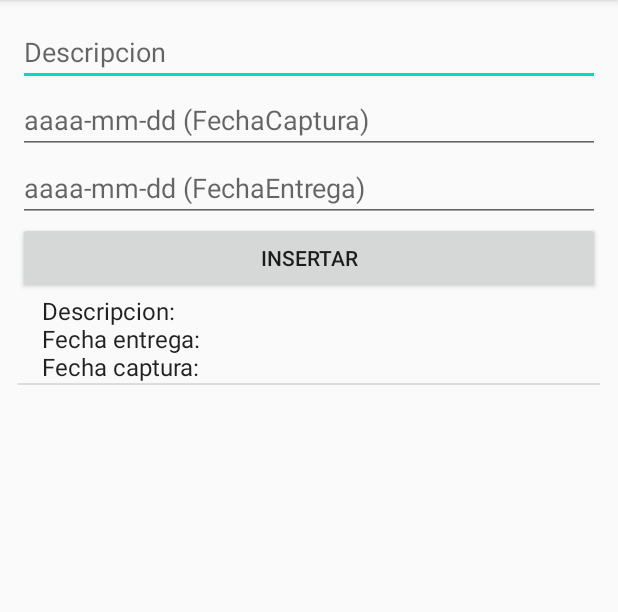
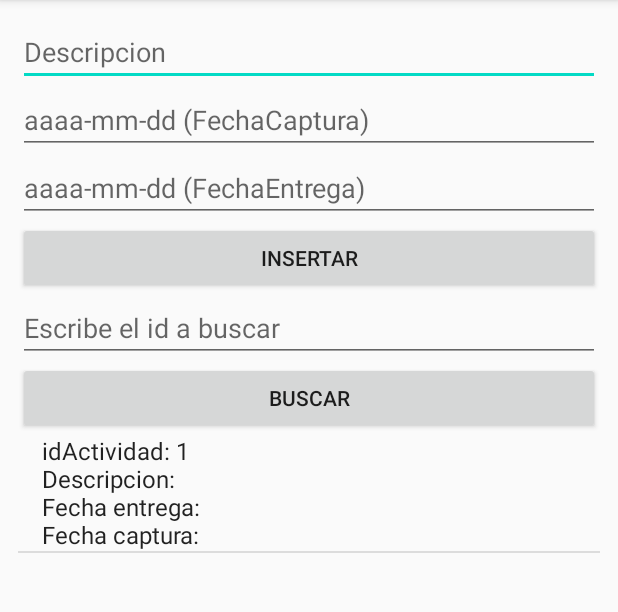
Before and after one commit to davrira/LADM_U3_Practica1_DRivera, an Android app: the screen it shows after launch (MainActivity), after a tap on "INSERTAR", on a phone screen of 412 x 824 dp, the part 84-696 px from its top. Run offline under Robolectric (Android 15) with nearby library versions, the phone set to English and light mode, and no system bars.

Commit message:
tabla evidencias, clase evidencia, buscar

```diff
--- a/app/src/main/java/mx/tecnm/proyectopivote/BaseDatos.kt
+++ b/app/src/main/java/mx/tecnm/proyectopivote/BaseDatos.kt
@@ -22,6 +22,15 @@ class BaseDatos(
                     ");"
         )//dbExec--tabla->actividades
 
+        db.execSQL(
+                "CREATE TABLE Evidencias(" +
+                        "idEvidencia INTEGER PRIMARY KEY AUTOINCREMENT," +
+                        "idActividad INTEGER," +
+                        "Foto BLOB," +
+                        "FOREIGN KEY (idActividad) REFERENCES Actividad (idActividad)"+
+                        ");"
+        )//dbExec--tabla->evidencias
+
     }//onCreate
 
     override fun onUpgrade(db: SQLiteDatabase?, oldVersion: Int, newVersion: Int) {
--- a/app/src/main/res/layout/activity_main.xml
+++ b/app/src/main/res/layout/activity_main.xml
@@ -39,6 +39,21 @@
         android:text="Insertar"
         />
 
+    <EditText
+        android:id="@+id/EdTeidBuscar"
+        android:layout_width="match_parent"
+        android:layout_height="wrap_content"
+        android:hint="Escribe el id a buscar"
+        android:inputType="number"
+        />
+
+    <Button
+        android:id="@+id/btnBuscar"
+        android:layout_width="match_parent"
+        android:layout_height="wrap_content"
+        android:text="buscar"
+        />
+
     <ListView
         android:id="@+id/LiViActividades"
         android:layout_width="match_parent"
```
Also changed, not shown: app/src/main/java/mx/tecnm/proyectopivote/Actividades.kt (+38 -0 lines), app/src/main/java/mx/tecnm/proyectopivote/Evidencia.kt (added, +92 -0 lines), app/src/main/java/mx/tecnm/proyectopivote/Imagen.kt (added, +24 -0 lines), app/src/main/java/mx/tecnm/proyectopivote/MainActivity.kt (+43 -1 lines), 187 other files.
